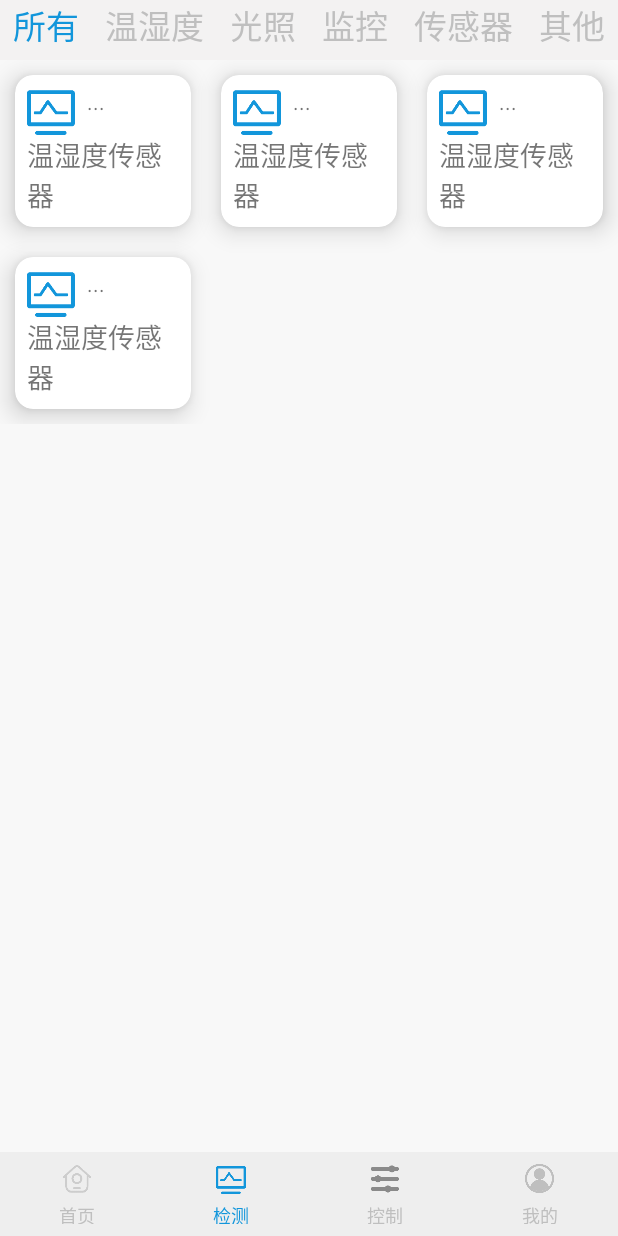
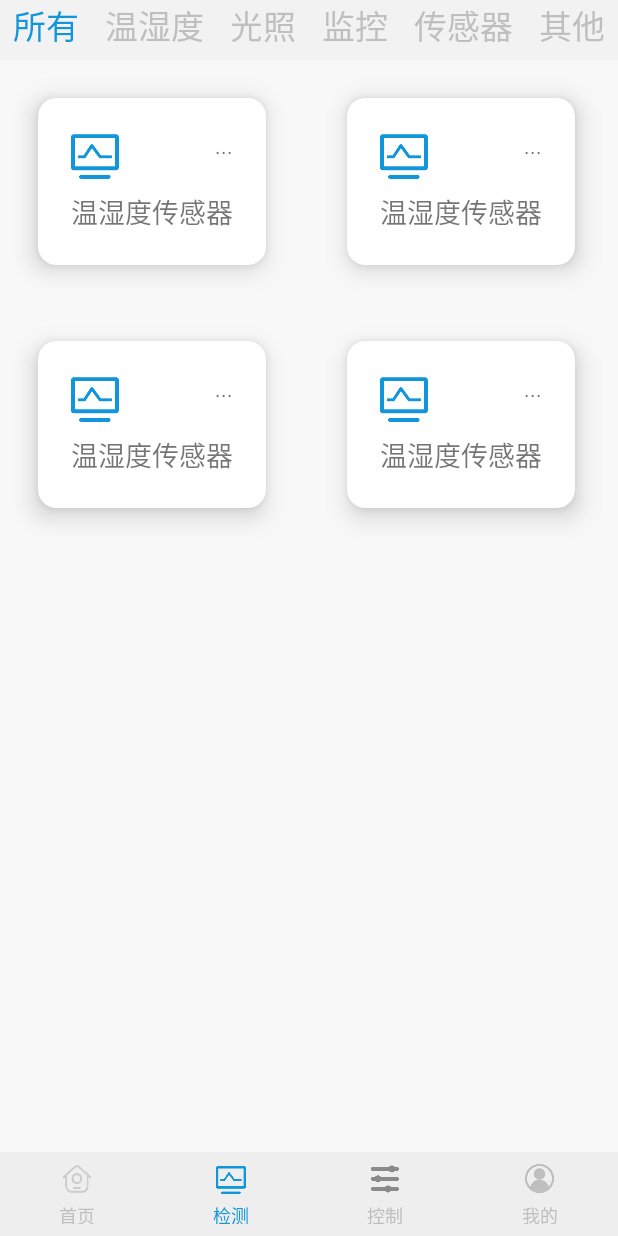
Before and after one commit to LionelWang-wx/SmartAgriculturePlus, an Android app: the Home_Fragment screen opened directly, with no data from a screen before it, item 2 of the bottom bar chosen, on a phone screen of 412 x 824 dp. Run offline under Robolectric (Android 15) with nearby library versions, the phone set to English and light mode, and no system bars.

Commit message:
编写检测界面布局优化——王茜

```diff
--- a/app/src/main/java/com/myapp/smartagricultureplus/Fragment/Home_Fragment.java
+++ b/app/src/main/java/com/myapp/smartagricultureplus/Fragment/Home_Fragment.java
@@ -1,5 +1,6 @@
 package com.myapp.smartagricultureplus.Fragment;
 
+import android.content.Intent;
 import android.os.Bundle;
 
 import androidx.annotation.NonNull;
@@ -17,12 +18,13 @@ import android.widget.ImageView;
 import android.widget.LinearLayout;
 import android.widget.Toast;
 
+import com.myapp.smartagricultureplus.Activity.OtherActivity;
 import com.myapp.smartagricultureplus.R;
 
 import java.util.ArrayList;
 
 
-public class Home_Fragment extends Fragment {
+public class Home_Fragment extends Fragment implements View.OnClickListener {
     //轮播图片
     private int [] Carousel=new int[]{R.mipmap.img_carousel3,R.mipmap.img_carousel1,R.mipmap.img_carousel2,R.mipmap.img_carousel3,R.mipmap.img_carousel1};
     private  boolean icon=true;
@@ -30,7 +32,7 @@ public class Home_Fragment extends Fragment {
     private LinearLayout circlecan;
     ViewPager viewPager;
     private ArrayList<ImageView> mdots=new ArrayList<>();
-
+    ImageView iv_notice;
     @Override
     public View onCreateView(LayoutInflater inflater, ViewGroup container,
                              Bundle savedInstanceState) {
@@ -44,12 +46,15 @@ public class Home_Fragment extends Fragment {
         super.onActivityCreated(savedInstanceState);
         initView();
         initViewPager();
-
+        onClick();
         viewPager.setOffscreenPageLimit(3);
         viewPager.setPageMargin(40);
         viewPager.setCurrentItem(1);
     }
 
+    private void onClick() {
+        iv_notice.setOnClickListener(this);
+    }
 
 
     private void initViewPager() {
@@ -169,8 +174,19 @@ public class Home_Fragment extends Fragment {
     }
 
     private void initView() {
+        iv_notice=getActivity().findViewById(R.id.iv_notice);
         circlecan=getActivity().findViewById(R.id.ll_circle_can);
         viewPager=getActivity().findViewById(R.id.vp_carousel);
     }
 
+    @Override
+    public void onClick(View view) {
+        switch (view.getId()){
+            case R.id.iv_notice:
+                Intent intent=new Intent(getActivity(), OtherActivity.class);
+                intent.putExtra("fragmentName","NotificationCenter");
+                getActivity().startActivity(intent);
+                break;
+        }
+    }
 }
--- a/app/src/main/java/com/myapp/smartagricultureplus/Monitor_Fragment/Monitor_All_Fragment.java
+++ b/app/src/main/java/com/myapp/smartagricultureplus/Monitor_Fragment/Monitor_All_Fragment.java
@@ -50,7 +50,7 @@ public class Monitor_All_Fragment extends Fragment {
     }
 
     private void initAdapter() {
-        GridLayoutManager gridLayoutManager = new GridLayoutManager(getActivity(),3,LinearLayoutManager.VERTICAL,false);
+        GridLayoutManager gridLayoutManager = new GridLayoutManager(getActivity(),2,LinearLayoutManager.VERTICAL,false);
         rcv_monitor_All.setLayoutManager(gridLayoutManager);
         MonitorAdapter monitorAdapter = new MonitorAdapter(getActivity(), monitors);
         rcv_monitor_All.setAdapter(monitorAdapter);
--- a/app/src/main/java/com/myapp/smartagricultureplus/Monitor_Fragment/Monitor_To1_Fragment.java
+++ b/app/src/main/java/com/myapp/smartagricultureplus/Monitor_Fragment/Monitor_To1_Fragment.java
@@ -54,7 +54,7 @@ public class Monitor_To1_Fragment extends Fragment {
     }
 
     private void initAdapter() {
-        GridLayoutManager gridLayoutManager = new GridLayoutManager(getActivity(),3,LinearLayoutManager.VERTICAL,false);
+        GridLayoutManager gridLayoutManager = new GridLayoutManager(getActivity(),2,LinearLayoutManager.VERTICAL,false);
         rcv_monitor_To1.setLayoutManager(gridLayoutManager);
         MonitorAdapter monitorAdapter = new MonitorAdapter(getActivity(), monitors);
         rcv_monitor_To1.setAdapter(monitorAdapter);
--- a/app/src/main/java/com/myapp/smartagricultureplus/Monitor_Fragment/Monitor_To2_Fragment.java
+++ b/app/src/main/java/com/myapp/smartagricultureplus/Monitor_Fragment/Monitor_To2_Fragment.java
@@ -56,7 +56,7 @@ public class Monitor_To2_Fragment extends Fragment {
     }
 
     private void initAdapter() {
-        GridLayoutManager gridLayoutManager = new GridLayoutManager(getActivity(),3,LinearLayoutManager.VERTICAL,false);
+        GridLayoutManager gridLayoutManager = new GridLayoutManager(getActivity(),2,LinearLayoutManager.VERTICAL,false);
         rcv_monitor_To2.setLayoutManager(gridLayoutManager);
         MonitorAdapter monitorAdapter = new MonitorAdapter(getActivity(), monitors);
         rcv_monitor_To2.setAdapter(monitorAdapter);
--- a/app/src/main/java/com/myapp/smartagricultureplus/Monitor_Fragment/Monitor_To3_Fragment.java
+++ b/app/src/main/java/com/myapp/smartagricultureplus/Monitor_Fragment/Monitor_To3_Fragment.java
@@ -54,7 +54,7 @@ public class Monitor_To3_Fragment extends Fragment {
     }
 
     private void initAdapter() {
-        GridLayoutManager gridLayoutManager = new GridLayoutManager(getActivity(),3,LinearLayoutManager.VERTICAL,false);
+        GridLayoutManager gridLayoutManager = new GridLayoutManager(getActivity(),2,LinearLayoutManager.VERTICAL,false);
         rcv_monitor_To3.setLayoutManager(gridLayoutManager);
         MonitorAdapter monitorAdapter = new MonitorAdapter(getActivity(), monitors);
         rcv_monitor_To3.setAdapter(monitorAdapter);
--- a/app/src/main/java/com/myapp/smartagricultureplus/Monitor_Fragment/Monitor_To4_Fragment.java
+++ b/app/src/main/java/com/myapp/smartagricultureplus/Monitor_Fragment/Monitor_To4_Fragment.java
@@ -55,7 +55,7 @@ public class Monitor_To4_Fragment extends Fragment {
     }
 
     private void initAdapter() {
-        GridLayoutManager gridLayoutManager = new GridLayoutManager(getActivity(),3,LinearLayoutManager.VERTICAL,false);
+        GridLayoutManager gridLayoutManager = new GridLayoutManager(getActivity(),2,LinearLayoutManager.VERTICAL,false);
         rcv_monitor_To4.setLayoutManager(gridLayoutManager);
         MonitorAdapter monitorAdapter = new MonitorAdapter(getActivity(), monitors);
         rcv_monitor_To4.setAdapter(monitorAdapter);
--- a/app/src/main/java/com/myapp/smartagricultureplus/Monitor_Fragment/Monitor_To5_Fragment.java
+++ b/app/src/main/java/com/myapp/smartagricultureplus/Monitor_Fragment/Monitor_To5_Fragment.java
@@ -54,7 +54,7 @@ public class Monitor_To5_Fragment extends Fragment {
     }
 
     private void initAdapter() {
-        GridLayoutManager gridLayoutManager = new GridLayoutManager(getActivity(),3,LinearLayoutManager.VERTICAL,false);
+        GridLayoutManager gridLayoutManager = new GridLayoutManager(getActivity(),2,LinearLayoutManager.VERTICAL,false);
         rcv_monitor_To5.setLayoutManager(gridLayoutManager);
         MonitorAdapter monitorAdapter = new MonitorAdapter(getActivity(), monitors);
         rcv_monitor_To5.setAdapter(monitorAdapter);
--- a/app/src/main/res/layout/fragment_blank.xml
+++ b/app/src/main/res/layout/fragment_blank.xml
@@ -51,7 +51,7 @@
                 <ImageView
                     android:background="@mipmap/notification"
                     android:layout_marginRight="20dp"
-                    android:id="@+id/tv_notice"
+                    android:id="@+id/iv_notice"
                     android:layout_gravity="center"
                     android:layout_width="22dp"
                     android:layout_height="22dp"/>
--- a/app/src/main/res/layout/fragment_monitor__all_.xml
+++ b/app/src/main/res/layout/fragment_monitor__all_.xml
@@ -3,11 +3,14 @@
     android:layout_width="match_parent"
     android:layout_height="match_parent"
     android:background="@color/theme_background"
-    android:orientation="vertical">
+    android:orientation="vertical"
+    android:gravity="center"
+    >
 <androidx.recyclerview.widget.RecyclerView
     android:id="@+id/rcv_monitor_All"
     android:layout_width="match_parent"
-    android:layout_height="wrap_content"
+    android:layout_height="match_parent"
+    android:layout_gravity="center|center_horizontal"
     />
 
 
--- a/app/src/main/res/layout/monitor_item.xml
+++ b/app/src/main/res/layout/monitor_item.xml
@@ -5,7 +5,8 @@
     android:layout_height="wrap_content"
     xmlns:app="http://schemas.android.com/apk/res-auto"
     app:cardCornerRadius="12dp"
-    android:layout_margin="10dp"
+    android:layout_margin="25dp"
+    android:layout_gravity="center_horizontal"
     android:background="@color/background"
     app:cardElevation="10dp">
 
@@ -13,11 +14,12 @@
         android:layout_width="wrap_content"
         android:layout_height="wrap_content"
         android:orientation="vertical"
-        android:padding="8dp"
+        android:padding="22dp"
+        android:gravity="center"
         >
 
         <LinearLayout
-            android:layout_width="wrap_content"
+            android:layout_width="match_parent"
             android:layout_height="wrap_content"
             >
 
@@ -33,7 +35,8 @@
                 android:layout_width="wrap_content"
                 android:layout_height="wrap_content"
                 android:text="..."
-                android:layout_marginLeft="8dp"
+                android:layout_weight="1"
+                android:gravity="right"
                 />
         </LinearLayout>
 
@@ -43,6 +46,7 @@
             android:layout_height="wrap_content"
             android:text="温湿度传感器"
             android:textSize="18sp"
+            android:layout_marginTop="8dp"
             />
 
     </LinearLayout>
```
Also changed, not shown: app/src/main/AndroidManifest.xml (+4 -5 lines), app/src/main/java/com/myapp/smartagricultureplus/Activity/OtherActivity.java (added, +43 -0 lines), app/src/main/java/com/myapp/smartagricultureplus/Fragment/NotificationCenterFragment.java (added, +37 -0 lines), app/src/main/res/layout/activity_other.xml (added, +9 -0 lines), app/src/main/res/layout/fragment_notification_center.xml (added, +40 -0 lines).
